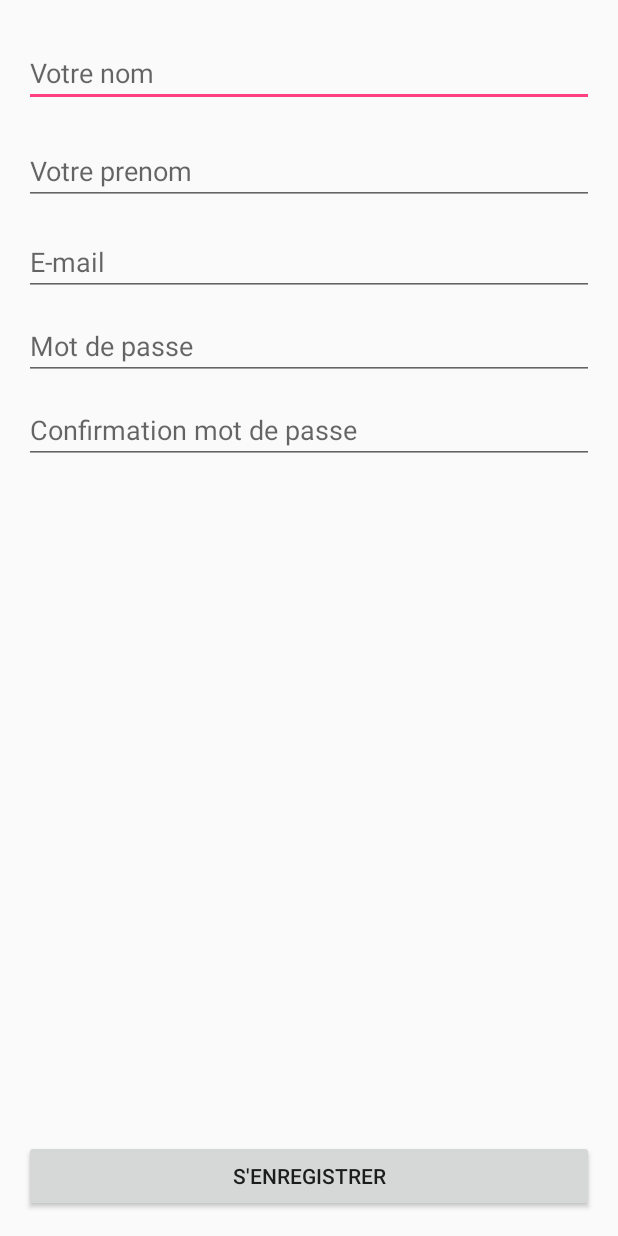
After one commit to Nicoletti-Seb/CarNFC, an Android app: the layout activity_register.xml on its own in the app's theme, with its tools: preview values and no code run, on a phone screen of 412 x 824 dp. The commit adds this screen. Run offline under Robolectric (Android 15) with nearby library versions, the phone set to English and light mode, and no system bars.

Commit message:
register function

```diff
--- /dev/null
+++ b/app/src/main/res/layout/activity_register.xml
@@ -0,0 +1,81 @@
+<?xml version="1.0" encoding="utf-8"?>
+<RelativeLayout xmlns:android="http://schemas.android.com/apk/res/android"
+    android:orientation="vertical"
+    android:layout_width="match_parent"
+    android:layout_height="match_parent"
+    android:gravity="center_horizontal"
+    android:paddingBottom="@dimen/activity_vertical_margin"
+    android:paddingLeft="@dimen/activity_horizontal_margin"
+    android:paddingRight="@dimen/activity_horizontal_margin"
+    android:paddingTop="@dimen/activity_vertical_margin">
+
+    <Button
+        android:id="@+id/register_send"
+        android:layout_width="match_parent"
+        android:layout_height="wrap_content"
+        android:text="@string/register_register"
+        android:layout_alignParentBottom="true" />
+
+    <ScrollView
+        android:layout_width="match_parent"
+        android:layout_height="match_parent"
+        android:layout_above="@id/register_send">
+
+        <RelativeLayout
+            android:layout_width="match_parent"
+            android:layout_height="match_parent">
+
+            <EditText
+                android:id="@+id/register_lastname"
+                android:layout_width="match_parent"
+                android:layout_height="wrap_content"
+                android:layout_marginTop="@dimen/form_name_margin_top"
+                android:layout_marginBottom="@dimen/form_name_margin_bottom"
+                android:inputType="textPersonName"
+                android:hint="@string/register_lastname" />
+
+            <EditText
+                android:id="@+id/register_firstname"
+                android:layout_width="match_parent"
+                android:layout_height="wrap_content"
+                android:layout_marginTop="@dimen/form_name_margin_top"
+                android:layout_marginBottom="@dimen/form_name_margin_bottom"
+                android:layout_below="@id/register_lastname"
+                android:inputType="textPersonName"
+                android:hint="@string/register_firstname" />
+
+            <EditText
+                android:id="@+id/register_email"
+                android:layout_width="match_parent"
+                android:layout_height="wrap_content"
+                android:layout_marginTop="@dimen/form_component_margin_top"
+                android:layout_marginBottom="@dimen/form_component_margin_bottom"
+                android:layout_below="@id/register_firstname"
+                android:inputType="textEmailAddress"
+                android:hint="@string/register_email"/>
+
+            <EditText
+                android:id="@+id/register_pass"
+                android:layout_width="match_parent"
+                android:layout_height="wrap_content"
+                android:layout_marginTop="@dimen/form_component_margin_top"
+                android:layout_marginBottom="@dimen/form_component_margin_bottom"
+                android:layout_below="@id/register_email"
+                android:inputType="textPassword"
+                android:hint="@string/register_password"/>
+
+            <EditText
+                android:id="@+id/register_pass_verify"
+                android:layout_width="match_parent"
+                android:layout_height="wrap_content"
+                android:layout_marginTop="@dimen/form_component_margin_top"
+                android:layout_marginBottom="@dimen/form_component_margin_bottom"
+                android:layout_below="@id/register_pass"
+                android:inputType="textPassword"
+                android:hint="@string/register_password_verify"/>
+
+        </RelativeLayout>
+
+    </ScrollView>
+
+</RelativeLayout>
--- a/app/src/main/res/values/dimens.xml
+++ b/app/src/main/res/values/dimens.xml
@@ -2,4 +2,12 @@
     <!-- Default screen margins, per the Android Design guidelines. -->
     <dimen name="activity_horizontal_margin">16dp</dimen>
     <dimen name="activity_vertical_margin">16dp</dimen>
+
+
+    <!-- Register dimens -->
+    <dimen name="form_margin_top">25dp</dimen>
+    <dimen name="form_name_margin_top">10dp</dimen>
+    <dimen name="form_name_margin_bottom">10dp</dimen>
+    <dimen name="form_component_margin_top">5dp</dimen>
+    <dimen name="form_component_margin_bottom">5dp</dimen>
 </resources>
--- a/app/src/main/res/values/strings.xml
+++ b/app/src/main/res/values/strings.xml
@@ -2,8 +2,9 @@
     <string name="app_name">CarNFC</string>
 
     <!-- url services -->
-    <string name="url_server">localhost:11111/</string>
+    <string name="url_server">http://10.189.38.49:11111/</string>
     <string name="url_service_login">person/login</string>
+    <string name="url_service_register">person/add</string>
 
     <!-- Strings related to login -->
     <string name="prompt_email">Email</string>
@@ -17,4 +18,20 @@
     <string name="permission_rationale">"Contacts permissions are needed for providing email
         completions."
     </string>
+
+    <!-- Register activity -->
+    <string name="register_message">Veuillez saisir vos informations</string>
+    <string name="register_male">Masculin</string>
+    <string name="register_female">Féminin</string>
+    <string name="register_register">S\'enregistrer</string>
+    <string name="register_lastname">Votre nom</string>
+    <string name="register_firstname">Votre prenom</string>
+    <string name="register_phone">Téléphone portable</string>
+    <string name="register_email">E-mail</string>
+    <string name="register_password">Mot de passe</string>
+    <string name="register_password_verify">Confirmation mot de passe</string>
+    <string name="please_wait">Loading...</string>
+    <string name="inscription_error_field_empty">Le champ est vide...</string>
+    <string name="inscription_error_identical_password">Mot de passe non identique...</string>
+    <string name="inscription_ok">Inscription terminée !</string>
 </resources>
```
Also changed, not shown: app/src/main/java/app/mbds/fr/unice/carnfc/RegisterActivity.java (added, +106 -0 lines), app/src/main/java/app/mbds/fr/unice/carnfc/service/RegisterTask.java (added, +118 -0 lines).
